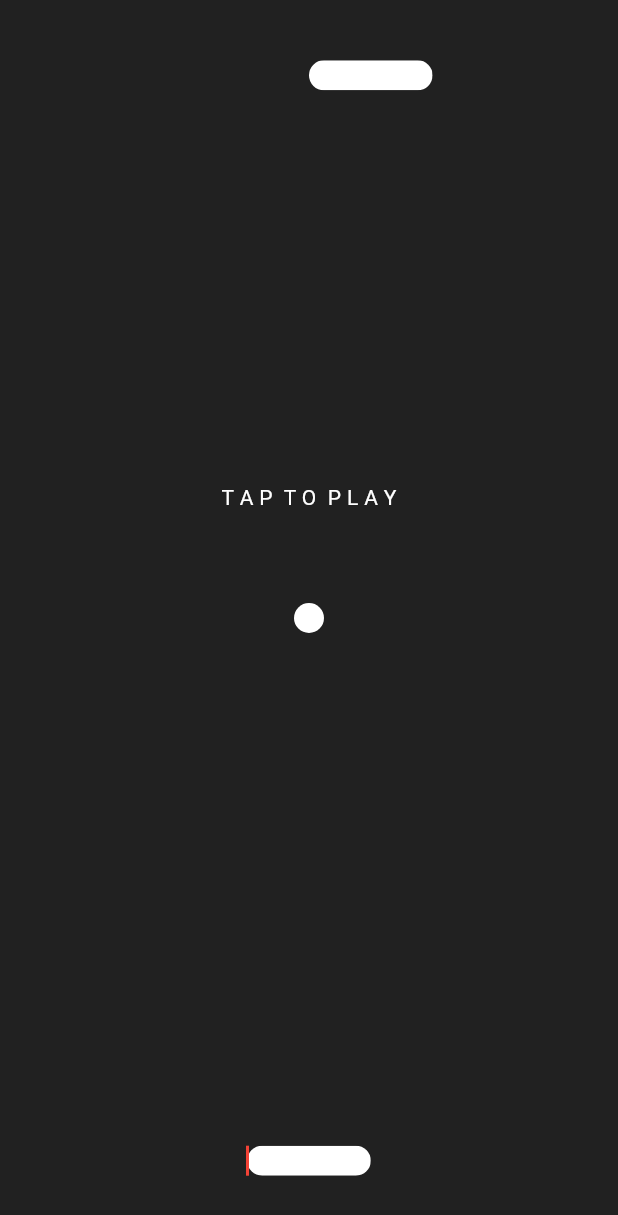
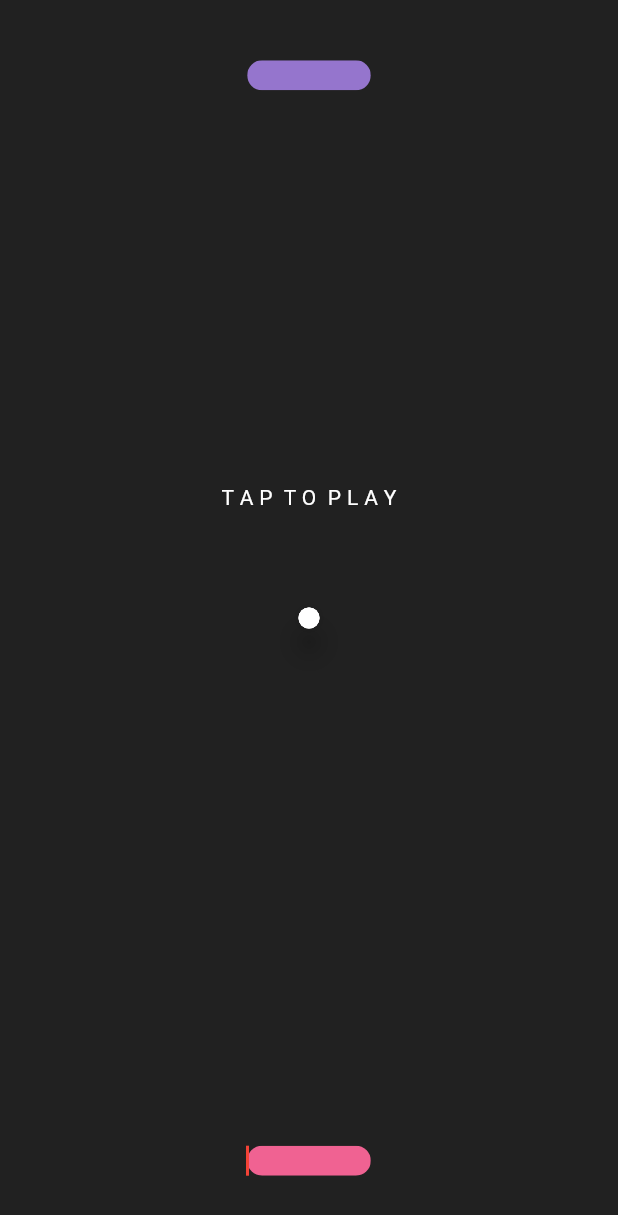
Before and after one commit to shayanalvi/pong_game, a Flutter app: the screen it shows after launch, on a phone screen of 412 x 824 dp. Shown: the top 1215 px of the screen. Run offline on Flutter 3.47's test engine with Material 3 defaults, Android fonts, the phone set to English and light mode, and no system bars; drawn by our look-alikes of avatar_glow.

Commit message:
game completed

```diff
--- a/lib/ball.dart
+++ b/lib/ball.dart
@@ -1,22 +1,50 @@
 // ignore_for_file: prefer_const_constructors
 
+import 'package:avatar_glow/avatar_glow.dart';
 import 'package:flutter/material.dart';
 
 class MyBall extends StatelessWidget {
   final x;
   final y;
+  final bool gameHasStarted;
 
-  MyBall({this.x, this.y});
+  MyBall({this.x, this.y, required this.gameHasStarted});
 
   @override
   Widget build(BuildContext context) {
-    return Container(
-      alignment: Alignment(x, y),
-      child: Container(
-        decoration: BoxDecoration(shape: BoxShape.circle, color: Colors.white),
-        width: 20,
-        height: 20,
-      ),
-    );
+    return gameHasStarted
+        ? Container(
+            alignment: Alignment(x, y),
+            child: Container(
+              decoration: BoxDecoration(
+                shape: BoxShape.circle,
+                color: Colors.white,
+              ),
+              width: 14,
+              height: 14,
+            ),
+          )
+        : Container(
+            alignment: Alignment(x, y),
+            child: AvatarGlow(
+              endRadius: 60.0,
+              child: Material(
+                elevation: 8.0,
+                shape: CircleBorder(),
+                child: CircleAvatar(
+                  backgroundColor: Colors.grey[100],
+                  child: Container(
+                    decoration: BoxDecoration(
+                      shape: BoxShape.circle,
+                      color: Colors.white,
+                    ),
+                    width: 30,
+                    height: 30,
+                  ),
+                  radius: 7.0,
+                ),
+              ),
+            ),
+          );
   }
 }
--- a/lib/brick.dart
+++ b/lib/brick.dart
@@ -4,8 +4,9 @@ class MyBrick extends StatelessWidget {
   final x;
   final y;
   final brickWidth; // out of 2
+  final thisIsEnemy;
 
-  MyBrick({this.x, this.y, this.brickWidth});
+  MyBrick({this.x, this.y, this.brickWidth, this.thisIsEnemy});
 
   @override
   Widget build(BuildContext context) {
@@ -14,9 +15,9 @@ class MyBrick extends StatelessWidget {
       child: ClipRRect(
         borderRadius: BorderRadius.circular(10),
         child: Container(
-          color: Colors.white,
+          color: thisIsEnemy ? Colors.deepPurple[300] : Colors.pink[300],
           height: 20,
-          width: MediaQuery.of(context).size.width / 5,
+          width: MediaQuery.of(context).size.width * brickWidth / 2,
         ),
       ),
     );
--- a/lib/homepage.dart
+++ b/lib/homepage.dart
@@ -6,6 +6,7 @@ import 'package:flutter/services.dart';
 import 'package:ponggame/ball.dart';
 import 'package:ponggame/brick.dart';
 import 'package:ponggame/coverscreen.dart';
+import 'package:ponggame/scorescreen.dart';
 
 class Homepage extends StatefulWidget {
   const Homepage({super.key});
@@ -20,10 +21,12 @@ class _HomepageState extends State<Homepage> {
   // Player variables (bottom brick)
   double playerX = -0.2;
   double brickWidth = 0.4;
+  int playerScore = 0;
 
   //enemy variables
 
   double enemyX = -0.2;
+  int enemyScore = 0;
 
   // Ball variables
   double ballX = 0;
@@ -61,10 +64,23 @@ class _HomepageState extends State<Homepage> {
 
       // Check if player is dead
       if (isPlayerDead()) {
+        enemyScore++;
         timer.cancel(); // Stop the timer (game over)
-        _showDialog(); // Show the dialog
+        _showDialog(false); // Show the dialog
+      }
+      if (isEnemyDead()) {
+        playerScore++;
+        timer.cancel();
+        _showDialog(true);
       }
     });
+  }
+
+  bool isEnemyDead() {
+    if (ballY <= -1) {
+      return true;
+    }
+    return false;
   }
 
   void moveEnemy() {
@@ -73,7 +89,7 @@ class _HomepageState extends State<Homepage> {
     });
   }
 
-  void _showDialog() {
+  void _showDialog(bool enemyDied) {
     showDialog(
       context: context,
       barrierDismissible:
@@ -83,7 +99,7 @@ class _HomepageState extends State<Homepage> {
           backgroundColor: Colors.deepPurple,
           title: Center(
             child: Text(
-              "PURPLE WIN",
+              enemyDied ? "PURPLE WIN" : "Purple Win",
               style: TextStyle(color: Colors.white),
             ), // Text
           ), // Center
@@ -97,10 +113,13 @@ class _HomepageState extends State<Homepage> {
                 borderRadius: BorderRadius.circular(5),
                 child: Container(
                   padding: EdgeInsets.all(7),
-                  color: Colors.deepPurple[100],
+                  color: enemyDied ? Colors.pink[100] : Colors.deepPurple,
                   child: Text(
                     'PLAY AGAIN',
-                    style: TextStyle(color: Colors.deepPurple[800]),
+                    style: TextStyle(
+                      color:
+                          enemyDied ? Colors.pink[800] : Colors.deepPurple[800],
+                    ),
                   ), // Text
                 ), // Container
               ), // ClipRRect
@@ -117,6 +136,7 @@ class _HomepageState extends State<Homepage> {
       ballX = 0;
       ballY = 0;
       playerX = -0.2;
+      enemyX = -0.2;
     });
   }
 
@@ -206,11 +226,19 @@ class _HomepageState extends State<Homepage> {
                   gameHasStarted: gameHasStarted,
                 ),
 
+                //score screen
+
+                Scorescreen(
+                  gameHasStarted: gameHasStarted,
+                  enemyScore: enemyScore,
+                  playerScore: playerScore,
+                ),
                 // Top brick
                 MyBrick(
-                  x: 0,
+                  x: enemyX,
                   y: -0.9,
                   brickWidth: brickWidth,
+                  thisIsEnemy: true,
                 ),
 
                 // Bottom brick
@@ -218,10 +246,15 @@ class _HomepageState extends State<Homepage> {
                   x: playerX,
                   y: 0.9,
                   brickWidth: brickWidth,
+                  thisIsEnemy: false,
                 ),
 
                 // Ball
-                MyBall(x: ballX, y: ballY),
+                MyBall(
+                  x: ballX,
+                  y: ballY,
+                  gameHasStarted: gameHasStarted,
+                ),
                 Container(
                   alignment: Alignment(playerX, 0.9),
                   child: Container(
--- /dev/null
+++ b/lib/scorescreen.dart
@@ -0,0 +1,46 @@
+import 'package:flutter/material.dart';
+
+class Scorescreen extends StatelessWidget {
+  final bool gameHasStarted;
+  final int? enemyScore;
+  final int? playerScore;
+
+  Scorescreen(
+      {super.key,
+      required this.gameHasStarted,
+      this.enemyScore,
+      this.playerScore});
+
+  @override
+  Widget build(BuildContext context) {
+    // Check if the game has started and return the widget accordingly
+    return gameHasStarted
+        ? Stack(
+            children: [
+              Container(
+                alignment: Alignment(0, 0),
+                child: Container(
+                  height: 1,
+                  width: MediaQuery.of(context).size.width / 4,
+                  color: Colors.grey[800],
+                ),
+              ),
+              Container(
+                alignment: Alignment(0, -0.3),
+                child: Text(
+                  enemyScore?.toString() ?? '0',
+                  style: TextStyle(color: Colors.grey[800], fontSize: 90),
+                ),
+              ),
+              Container(
+                alignment: Alignment(0, 0.3),
+                child: Text(
+                  playerScore?.toString() ?? '0',
+                  style: TextStyle(color: Colors.grey[800], fontSize: 90),
+                ),
+              ),
+            ],
+          )
+        : Container(); // Show an empty container if the game has not started
+  }
+}
--- a/pubspec.yaml
+++ b/pubspec.yaml
@@ -30,6 +30,7 @@ environment:
 dependencies:
   flutter:
     sdk: flutter
+  avatar_glow: ^2.0.2
 
 
   # The following adds the Cupertino Icons font to your application.
```
Also changed, not shown: pubspec.lock.
